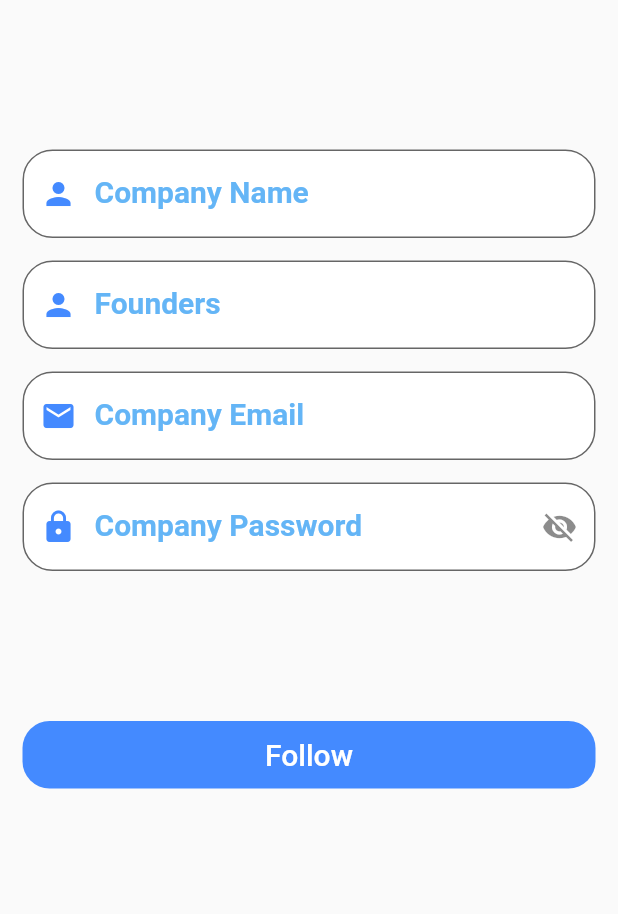
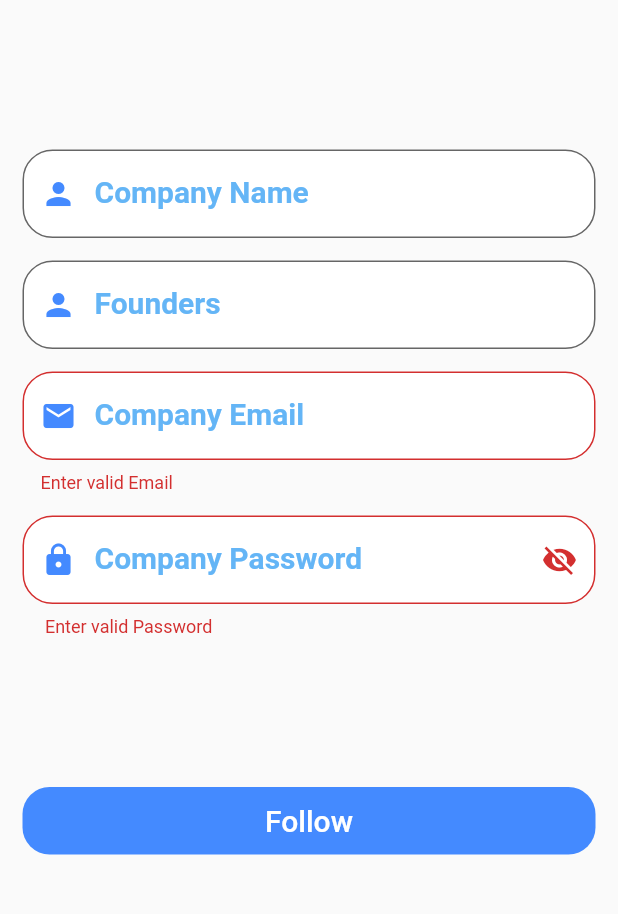
Before and after one commit to MohamedElhosaraty/fundfinder, a Flutter app: the Sign_Up1 screen opened directly, on a phone screen of 412 x 824 dp, the part 239-1153 px from its top. Run offline on Flutter 3.47's test engine with Material 2 defaults, Android fonts, the light colour scheme and no system bars; drawn by our look-alikes of animated_text_kit; our stand-ins replace lottie, rive, smooth_page_indicator.

Commit message:
finish validation

```diff
--- a/lib/layout/startup/sign_up/sign_up1.dart
+++ b/lib/layout/startup/sign_up/sign_up1.dart
@@ -14,7 +14,7 @@ class Sign_Up1 extends StatefulWidget {
 class _Sign_up1State extends State<Sign_Up1> {
 
   bool isPassword = false;
-  GlobalKey<FormState> formState =  GlobalKey<FormState>();
+  GlobalKey<FormState> _formState =  GlobalKey<FormState>();
   var emailController = TextEditingController();
   var passwordController = TextEditingController();
 
@@ -25,7 +25,7 @@ class _Sign_up1State extends State<Sign_Up1> {
     return Scaffold(
       body: SingleChildScrollView(
         child: Form(
-          key: formState,
+          key: _formState,
           child: Padding(
             padding: const EdgeInsets.symmetric(horizontal: 15.0),
             child: Column(
@@ -81,6 +81,12 @@ class _Sign_up1State extends State<Sign_Up1> {
                   height: 15,
                 ),
                 defaultTextFormFiled(
+                  validate: (value) {
+                    if (value == null || value.contains("@gmail.com") == false){
+                      return "Enter valid Email";
+                    }
+                    return null;
+                  },
                   controller: emailController,
                   labelText: 'Company Email',
                   labelStyle: TextStyle(
@@ -95,6 +101,12 @@ class _Sign_up1State extends State<Sign_Up1> {
                   height: 15,
                 ),
                 defaultTextFormFiled(
+                    validate:  (value) {
+                      if (value == null || value.length < 5){
+                        return " Enter valid Password";
+                      }
+                      return null;
+                    },
                     labelText: 'Company Password',
                     obscureText: isPassword,
                     labelStyle: TextStyle(
@@ -121,7 +133,13 @@ class _Sign_up1State extends State<Sign_Up1> {
                   ),
                   text: "Follow",
                   onPressed: () {
-                    navigateAndFinish(context, Sign_Up2());
+                    if (_formState.currentState!.validate()){
+                      ScaffoldMessenger.of(context).showSnackBar(
+                        SnackBar(content: Text('Success')
+                        ),
+                      );
+                      navigateAndFinish(context, Sign_Up2());
+                    }
                   },),
               ],
             ),
--- a/lib/main.dart
+++ b/lib/main.dart
@@ -25,7 +25,7 @@ class MyApp extends StatelessWidget {
       theme: ThemeData(
         primarySwatch: Colors.blue,
       ),
-      home: const Splash_Screen(),
+      home: const Sign_Up(),
     );
   }
 }
--- a/lib/shared/components.dart
+++ b/lib/shared/components.dart
@@ -29,7 +29,7 @@ Widget defaultTextFormFiled ({
   TextInputType keyBoard =TextInputType.emailAddress,
   TextEditingController? controller,
   Function(String)? onChanged ,
-  //Function(String)? validate,
+  String? Function(String?)? validate,
   Function()? onEditingComplete,
   Widget? suffixIcon ,
   Widget? prefixIcon,
@@ -48,7 +48,7 @@ Widget defaultTextFormFiled ({
       onChanged:onChanged,
       obscureText: obscureText,
      onTap: onTap,
-     // validator: validate,
+      validator: validate,
       autovalidateMode: autovalidateMode,
       decoration: InputDecoration(
           filled: true,
```
Also changed, not shown: lib/layout/Investor/login.dart (+26 -0 lines), lib/layout/Investor/sign_up/sign_up.dart (+27 -3 lines), lib/layout/startup/login.dart (+28 -0 lines).
